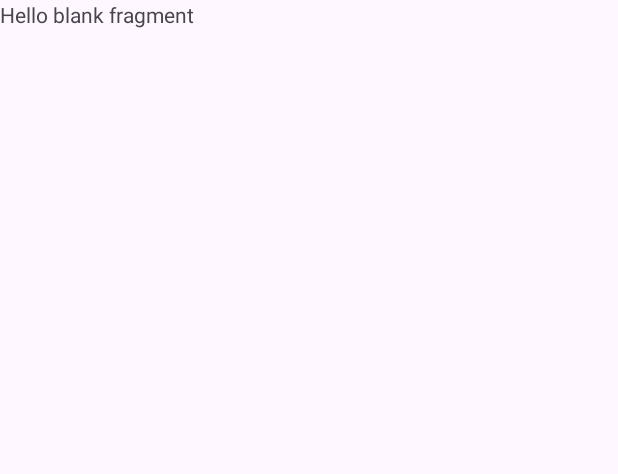
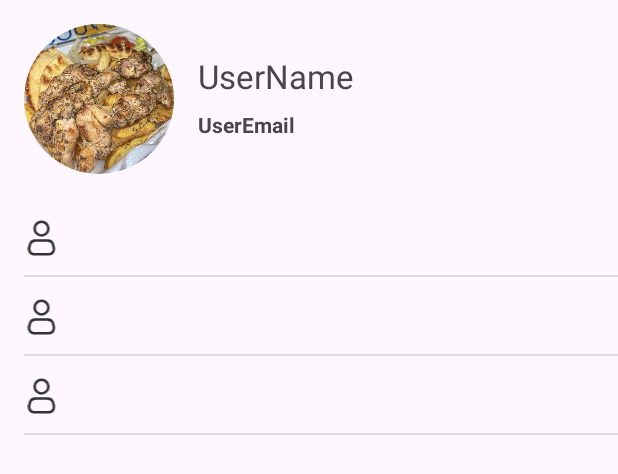
Before and after one commit to JoeTP/Cheffy, an Android app: the layout fragment_profile.xml on its own in the app's theme, with its tools: preview values and no code run, on a phone screen of 412 x 824 dp. Shown: the top 474 px of the screen. Run offline under Robolectric (Android 15) with nearby library versions, the phone set to English and light mode, and no system bars; Roboto replaces fonts that are not available here.

Commit message:
fixed most of the layouts

```diff
--- a/app/src/main/res/drawable/play.xml
+++ b/app/src/main/res/drawable/play.xml
@@ -1,9 +1,9 @@
 <vector xmlns:android="http://schemas.android.com/apk/res/android"
-    android:width="24dp"
-    android:height="24dp"
+    android:width="32dp"
+    android:height="32dp"
     android:viewportWidth="960"
     android:viewportHeight="960">
   <path
       android:pathData="M320,687v-414q0,-17 12,-28.5t28,-11.5q5,0 10.5,1.5T381,239l326,207q9,6 13.5,15t4.5,19q0,10 -4.5,19T707,514L381,721q-5,3 -10.5,4.5T360,727q-16,0 -28,-11.5T320,687Z"
-      android:fillColor="#EA3323"/>
+      android:fillColor="#000000"/>
 </vector>
--- a/app/src/main/res/layout/fragment_profile.xml
+++ b/app/src/main/res/layout/fragment_profile.xml
@@ -1,36 +1,74 @@
-<?xml version="1.0" encoding="utf-8"?>
 <androidx.constraintlayout.widget.ConstraintLayout xmlns:android="http://schemas.android.com/apk/res/android"
     xmlns:app="http://schemas.android.com/apk/res-auto"
-    xmlns:tools="http://schemas.android.com/tools"
     android:layout_width="match_parent"
     android:layout_height="match_parent"
-    tools:context=".features.profile.view.ProfileFragment">
+    xmlns:tools="http://schemas.android.com/tools"
+    android:orientation="vertical">
 
-    <!-- TODO: Update blank fragment layout -->
-    <androidx.constraintlayout.widget.Guideline
-        android:id="@+id/guidelineRight5"
-        android:layout_width="wrap_content"
+    <!-- Include the reusable layout -->
+    <de.hdodenhof.circleimageview.CircleImageView
+        android:id="@+id/circleImageView"
+        android:layout_width="100dp"
+        android:layout_height="100dp"
+        android:layout_marginStart="16dp"
+        android:layout_marginTop="16dp"
+        android:src="@drawable/testimg"
+        app:layout_constraintStart_toStartOf="parent"
+        app:layout_constraintTop_toTopOf="parent" />
+
+    <LinearLayout
+        android:id="@+id/linearLayout"
+        android:layout_width="match_parent"
         android:layout_height="wrap_content"
+        android:layout_marginTop="16dp"
         android:orientation="vertical"
-        app:layout_constraintGuide_end="16dp" />
+        app:layout_constraintEnd_toEndOf="parent"
+        app:layout_constraintHorizontal_bias="1.0"
+        app:layout_constraintStart_toStartOf="parent"
+        app:layout_constraintTop_toBottomOf="@+id/circleImageView">
 
-    <androidx.constraintlayout.widget.Guideline
-        android:id="@+id/guidelineTop5"
-        android:layout_width="wrap_content"
-        android:layout_height="wrap_content"
-        android:orientation="horizontal"
-        app:layout_constraintGuide_begin="16dp" />
+        <include
+            android:id="@+id/tile2"
+            layout="@layout/profile_list_tile"
+            android:text="Custom Title 2"
+            app:srcCompat="@drawable/back_button" />
 
-    <androidx.constraintlayout.widget.Guideline
-        android:id="@+id/guidelineLeft5"
-        android:layout_width="wrap_content"
-        android:layout_height="wrap_content"
-        android:orientation="vertical"
-        app:layout_constraintGuide_begin="16dp" />
+        <include
+            android:id="@+id/tile2"
+            layout="@layout/profile_list_tile"
+            android:text="Custom Title 2"
+            app:srcCompat="@drawable/back_button" />
+
+        <include
+            android:id="@+id/tile3"
+            layout="@layout/profile_list_tile"
+            android:text="Custom Title 2"
+            app:srcCompat="@drawable/back_button" />
+
+    </LinearLayout>
 
     <TextView
-        android:layout_width="match_parent"
-        android:layout_height="match_parent"
-        android:text="@string/hello_blank_fragment" />
+        android:id="@+id/textView15"
+        style="@style/subtitles"
+        android:layout_width="0dp"
+        android:layout_height="wrap_content"
+        android:layout_marginStart="16dp"
+        android:layout_marginTop="20dp"
+        android:layout_marginEnd="16dp"
+        app:layout_constraintEnd_toEndOf="parent"
+        app:layout_constraintStart_toEndOf="@+id/circleImageView"
+        app:layout_constraintTop_toTopOf="@+id/circleImageView"
+        tools:text="UserName" />
+
+    <TextView
+        android:id="@+id/textView16"
+        android:layout_width="0dp"
+        android:layout_height="wrap_content"
+        android:layout_marginTop="8dp"
+        android:textStyle="bold"
+        app:layout_constraintEnd_toEndOf="@+id/textView15"
+        app:layout_constraintStart_toStartOf="@+id/textView15"
+        app:layout_constraintTop_toBottomOf="@+id/textView15"
+        tools:text="UserEmail" />
 
 </androidx.constraintlayout.widget.ConstraintLayout>
--- a/app/src/main/res/layout/home_card.xml
+++ b/app/src/main/res/layout/home_card.xml
@@ -4,7 +4,6 @@
     xmlns:tools="http://schemas.android.com/tools"
     android:layout_width="match_parent"
     android:layout_height="wrap_content"
-
     android:layout_marginEnd="8dp"
     android:layout_marginBottom="4dp"
     app:cardUseCompatPadding="true"
--- /dev/null
+++ b/app/src/main/res/layout/profile_list_tile.xml
@@ -0,0 +1,43 @@
+<!-- list_tile.xml -->
+<androidx.constraintlayout.widget.ConstraintLayout
+    xmlns:android="http://schemas.android.com/apk/res/android"
+    xmlns:app="http://schemas.android.com/apk/res-auto"
+    xmlns:tools="http://schemas.android.com/tools"
+    android:id="@+id/listTile"
+    android:layout_width="match_parent"
+    android:layout_height="wrap_content"
+    android:clipToPadding="false"
+    android:paddingTop="16dp">
+
+    <TextView
+        android:id="@+id/textView14"
+        android:layout_width="0dp"
+        android:layout_height="wrap_content"
+        android:layout_marginStart="8dp"
+        android:layout_marginEnd="16dp"
+        app:layout_constraintEnd_toEndOf="parent"
+        app:layout_constraintStart_toEndOf="@+id/imageView6"
+        app:layout_constraintTop_toTopOf="parent"
+        tools:text="Title" />
+
+    <View
+        android:id="@+id/divider"
+        android:layout_width="0dp"
+        android:layout_height="1dp"
+        android:layout_marginTop="16dp"
+        android:background="?android:attr/listDivider"
+        app:layout_constraintEnd_toEndOf="parent"
+        app:layout_constraintStart_toStartOf="@+id/imageView6"
+        app:layout_constraintTop_toBottomOf="@+id/textView14" />
+
+    <ImageView
+        android:id="@+id/imageView6"
+        android:layout_width="24dp"
+        android:layout_height="24dp"
+        android:layout_marginStart="16dp"
+        app:layout_constraintBottom_toBottomOf="@+id/textView14"
+        app:layout_constraintStart_toStartOf="parent"
+        app:layout_constraintTop_toTopOf="@+id/textView14"
+        app:srcCompat="@drawable/profile" />
+
+</androidx.constraintlayout.widget.ConstraintLayout>
--- a/app/src/main/res/menu/bnb_menus.xml
+++ b/app/src/main/res/menu/bnb_menus.xml
@@ -2,15 +2,16 @@
 <menu xmlns:android="http://schemas.android.com/apk/res/android">
 
     <item
-        android:id="@+id/action_navigation"
+        android:id="@+id/homeFragment"
         android:icon="@drawable/home"
         android:title="" />
 
     <item
         android:id="@+id/non"
+        android:enabled="false"
         android:title="" />
     <item
-        android:id="@+id/action_search"
+        android:id="@+id/profileFragment"
         android:icon="@drawable/profile"
         android:title="" />
 </menu>
--- a/app/src/main/res/navigation/home_graph.xml
+++ b/app/src/main/res/navigation/home_graph.xml
@@ -26,4 +26,9 @@
         android:name="com.example.cheffy.features.meal.view.MealFragment"
         android:label="fragment_meal"
         tools:layout="@layout/fragment_meal" />
+    <fragment
+        android:id="@+id/profileFragment"
+        android:name="com.example.cheffy.features.profile.view.ProfileFragment"
+        android:label="fragment_profile"
+        tools:layout="@layout/fragment_profile" />
 </navigation>
```
Also changed, not shown: app/build.gradle (+9 -0 lines), app/src/main/java/com/example/cheffy/MainActivity.java (+17 -10 lines), app/src/main/res/layout/activity_home.xml (+12 -3 lines), app/src/main/res/layout/fragment_meal.xml (+36 -20 lines), app/src/main/res/drawable/download.jpeg (added), app/src/main/res/drawable/download1.jpeg (added).
